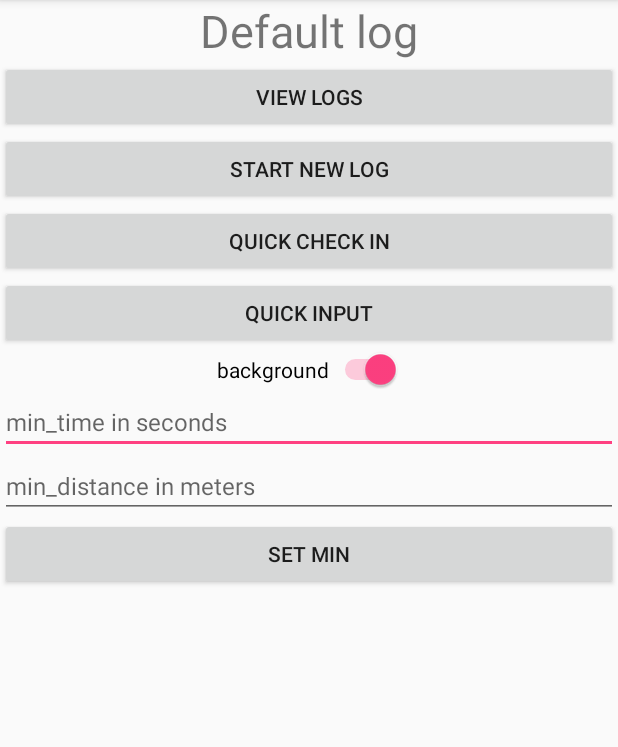
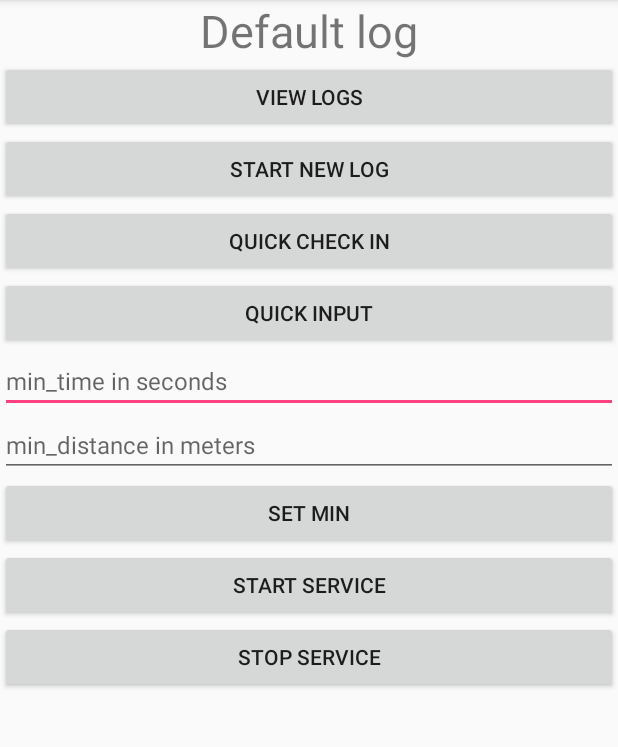
Before and after one commit to jelenic/WhereWasI, an Android app: the screen it shows after launch (LoggedInActivity), on a phone screen of 412 x 824 dp, the part 84-831 px from its top. Run offline under Robolectric (Android 15) with nearby library versions, the phone set to English and light mode, and no system bars.

Commit message:
added service

```diff
--- a/app/src/main/AndroidManifest.xml
+++ b/app/src/main/AndroidManifest.xml
@@ -29,6 +29,7 @@
         <activity android:name=".DialogActivity" />
         <activity android:name=".SearchResultActivity" />
         <activity android:name=".SearchActivity"></activity>
+        <service android:name=".GPS_Service"/>
     </application>
 
 </manifest>
--- a/app/src/main/java/com/example/jakov/wherewasi/LoggedInActivity.java
+++ b/app/src/main/java/com/example/jakov/wherewasi/LoggedInActivity.java
@@ -2,6 +2,8 @@ package com.example.jakov.wherewasi;
 
 import android.Manifest;
 import android.annotation.SuppressLint;
+import android.app.NotificationChannel;
+import android.app.NotificationManager;
 import android.content.Context;
 import android.content.Intent;
 import android.content.SharedPreferences;
@@ -20,9 +22,7 @@ import android.support.v7.app.AppCompatActivity;
 import android.util.Log;
 import android.view.View;
 import android.widget.Button;
-import android.widget.CompoundButton;
 import android.widget.EditText;
-import android.widget.Switch;
 import android.widget.TextView;
 import android.widget.Toast;
 
@@ -31,20 +31,22 @@ import java.util.Locale;
 
 public class LoggedInActivity extends AppCompatActivity {
     private static final String TAG = "LoggedInActivity";
-    Button QuickCheckInBtn;
-    DatabaseHelper logdb;
+    private Button QuickCheckInBtn;
+    private DatabaseHelper logdb;
     static final int REQUEST_LOCATION = 1;
-    LocationManager locationManager;
-    LocationListener locationListener;
+    private LocationManager locationManager;
+    private LocationListener locationListener;
     public double latituded;
     public double longituded;
-    TextView currentLog;
-    String activeLog;
-    Boolean putin;
-    Switch background;
-    Long minTime;
-    Float minDistance;
-    Button setMin;
+    private TextView currentLog;
+    private String activeLog;
+    private Boolean putin;
+    private Long minTime;
+    private Float minDistance;
+    private Button setMin;
+    private Button startServiceBtn;
+    private Button stopServiceBtn;
+    public static final String CHANNEL_ID = "GPS_Service";
 
 
     protected void onDestroy() {
@@ -57,6 +59,22 @@ public class LoggedInActivity extends AppCompatActivity {
         saveValue.putLong("Time", minTime);
         saveValue.putFloat("Distance", minDistance);
         saveValue.commit();
+    }
+
+
+
+
+    private void createNotificationChannel() {
+        if (Build.VERSION.SDK_INT >= Build.VERSION_CODES.O) {
+            NotificationChannel serviceChannel = new NotificationChannel(
+                    CHANNEL_ID,
+                    "GPS_Service Channel",
+                    NotificationManager.IMPORTANCE_DEFAULT
+            );
+
+            NotificationManager manager = getSystemService(NotificationManager.class);
+            manager.createNotificationChannel(serviceChannel);
+        }
     }
     @SuppressLint("MissingPermission")
     @Override
@@ -76,17 +94,30 @@ public class LoggedInActivity extends AppCompatActivity {
         currentLog.setText(activeLog);
         ActiveLog.getInstance().setValue(activeLog);
 
-        background = findViewById(R.id.putinSwitch);
-        background.setChecked(putin);
-        background.setOnCheckedChangeListener(new CompoundButton.OnCheckedChangeListener() {
+
+
+
+        startServiceBtn = findViewById(R.id.startServiceBtn);
+        startServiceBtn.setOnClickListener(new View.OnClickListener() {
             @Override
-            public void onCheckedChanged(CompoundButton compoundButton, boolean b) {
-                putin = b;
-                Toast.makeText(LoggedInActivity.this,"set putin to:" + b + "|" + putin, Toast.LENGTH_SHORT ).show();
-                Log.d(TAG, "onCheckedChanged:" + putin);
+            public void onClick(View view) {
+                Intent serviceIntent = new Intent(LoggedInActivity.this, GPS_Service.class);
+                serviceIntent.putExtra("activeLog", ActiveLog.getInstance().getValue());
+                ContextCompat.startForegroundService(LoggedInActivity.this, serviceIntent);
+
+                Toast.makeText(LoggedInActivity.this,"Started service", Toast.LENGTH_SHORT).show();
             }
         });
 
+        stopServiceBtn = findViewById(R.id.stopServiceBtn);
+        stopServiceBtn.setOnClickListener(new View.OnClickListener() {
+            @Override
+            public void onClick(View view) {
+                Intent serviceIntent = new Intent(LoggedInActivity.this, GPS_Service.class);
+                stopService(serviceIntent);
+                Toast.makeText(LoggedInActivity.this,"Stopped service", Toast.LENGTH_SHORT).show();
+            }
+        });
 
 
 
@@ -119,11 +150,6 @@ public class LoggedInActivity extends AppCompatActivity {
                 Log.d("LoggedInActivity:", location.toString());
                 latituded = location.getLatitude();
                 longituded = location.getLongitude();
-                Log.d(TAG, "onLocationChanged, putin:" + putin);
-                if (putin == true) {
-                    Log.d(TAG, "onLocationChanged: " + putin);
-                    addbackgrounddata();
-                }
 
             }
 
@@ -271,18 +297,5 @@ public class LoggedInActivity extends AppCompatActivity {
 
     }
 
-    public void addbackgrounddata(){
-        Thread bgThread = new Thread(new Runnable(){
-            @Override
-            public void run()
-            {
-                String latitude=Double.toString(latituded);
-                String longitude=Double.toString(longituded);
-                String adress = getCompleteAddressString(latituded,longituded);
-                boolean insertlog = logdb.addData("BCK",null,latitude,longitude, null, ActiveLog.getInstance().getValue(),adress);
-            }
-        });
 
-        bgThread.start();
-    }
 }
--- a/app/src/main/res/layout/activity_logged_in.xml
+++ b/app/src/main/res/layout/activity_logged_in.xml
@@ -48,19 +48,12 @@
         android:layout_below="@+id/QuickCheckInBtn"
         android:text="Quick Input" />
 
-    <Switch
-        android:id="@+id/putinSwitch"
-        android:layout_width="wrap_content"
-        android:layout_height="wrap_content"
-        android:layout_centerHorizontal="true"
-        android:layout_below="@+id/QuickInputBtn"
-        android:text="background" />
     <EditText
         android:id="@+id/timeET"
         android:layout_width="match_parent"
         android:layout_height="wrap_content"
         android:layout_centerHorizontal="true"
-        android:layout_below="@+id/putinSwitch"
+        android:layout_below="@+id/QuickInputBtn"
         android:hint="min_time in seconds"
         android:textSize="16sp" />
     <EditText
@@ -77,6 +70,18 @@
         android:layout_height="wrap_content"
         android:layout_below="@+id/distanceET"
         android:text="SET MIN"/>
+    <Button
+        android:id="@+id/startServiceBtn"
+        android:layout_width="match_parent"
+        android:layout_height="wrap_content"
+        android:layout_below="@+id/setMin"
+        android:text="START SERVICE"/>
+    <Button
+        android:id="@+id/stopServiceBtn"
+        android:layout_width="match_parent"
+        android:layout_height="wrap_content"
+        android:layout_below="@+id/startServiceBtn"
+        android:text="STOP SERVICE"/>
 
 
 
```
Also changed, not shown: app/src/main/java/com/example/jakov/wherewasi/GPS_Service.java (added, +147 -0 lines), app/src/main/res/drawable/ic_android.xml (added, +9 -0 lines).
